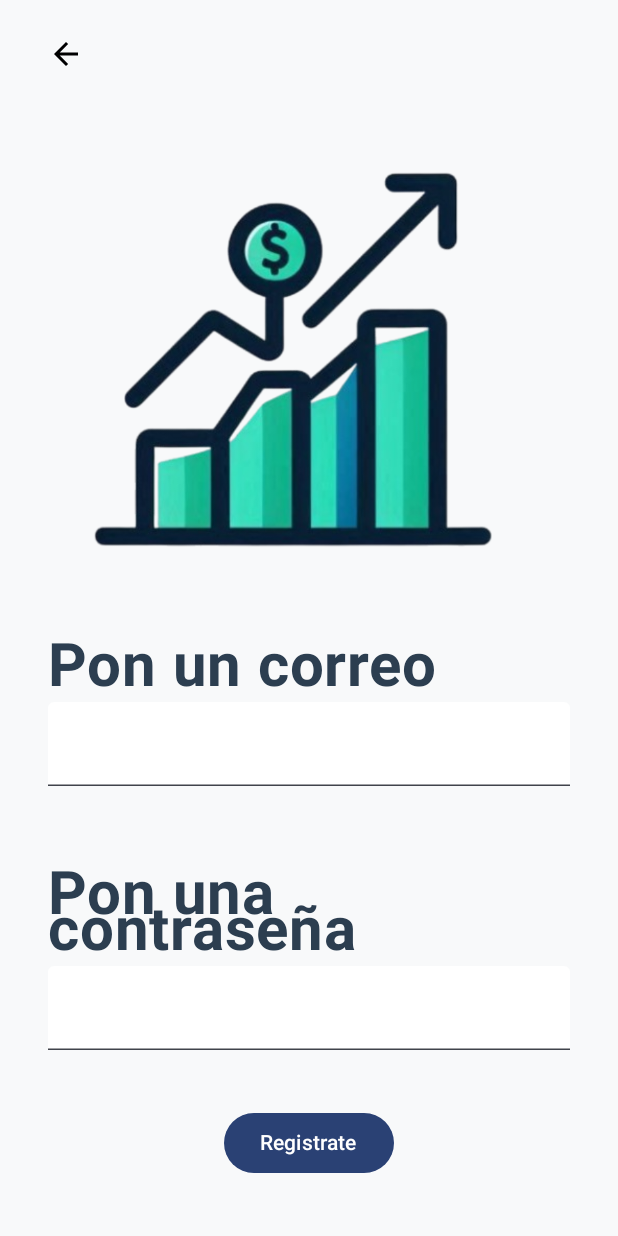
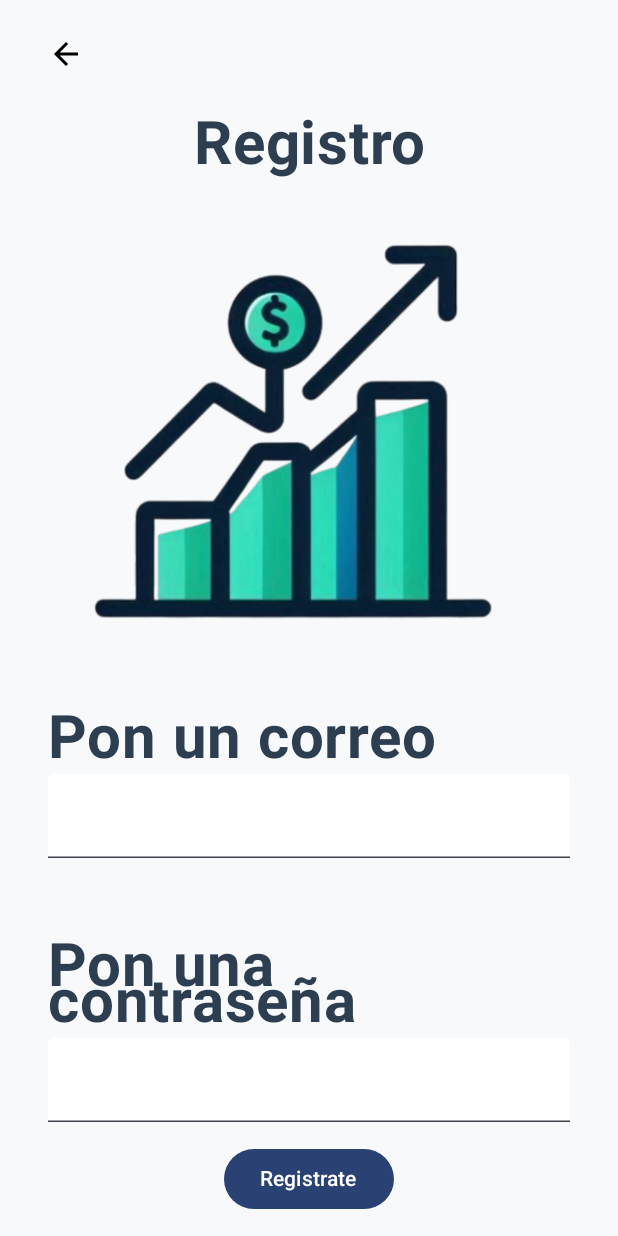
Before and after one commit to Alek240825/FinWase, an Android app built with Jetpack Compose: the RegisterScreen screen opened through its navigation route, on a phone screen of 412 x 824 dp. Run offline under Robolectric (Android 15) with nearby library versions, the phone set to English and light mode, and no system bars; our stand-ins replace Firebase (no records; nobody signed in at launch, a user with empty details on screens opened directly).

Commit message:
Avance de entrada

```diff
--- a/app/src/main/java/com/agp/finwase/NavigationWrapper.kt
+++ b/app/src/main/java/com/agp/finwase/NavigationWrapper.kt
@@ -4,6 +4,7 @@ import androidx.compose.runtime.Composable
 import androidx.navigation.NavHostController
 import androidx.navigation.compose.NavHost
 import androidx.navigation.compose.composable
+import com.agp.finwase.presentation.home.HomeScreen
 import com.agp.finwase.presentation.initial.InitialScreen
 import com.agp.finwase.presentation.login.LoginScreen
 import com.agp.finwase.presentation.register.RegisterScreen
@@ -19,10 +20,18 @@ fun NavigationWrapper(navHostController: NavHostController, auth: FirebaseAuth)
             )
         }
         composable("Login") {
-            LoginScreen(auth)
+            LoginScreen(auth,
+                navigationToHome = { navHostController.navigate("Home") },
+             )
         }
         composable("Register") {
-            RegisterScreen(auth)
+            RegisterScreen(auth,
+                navigationToLogin = { navHostController.navigate("Login") }
+            )
+
+        }
+        composable("Home") {
+            HomeScreen()
         }
     }
 }
--- a/app/src/main/java/com/agp/finwase/presentation/register/RegisterScreen.kt
+++ b/app/src/main/java/com/agp/finwase/presentation/register/RegisterScreen.kt
@@ -26,6 +26,7 @@ import androidx.compose.ui.Modifier
 import androidx.compose.ui.graphics.Color
 import androidx.compose.ui.res.painterResource
 import androidx.compose.ui.text.font.FontWeight
+import androidx.compose.ui.text.style.TextAlign
 import androidx.compose.ui.unit.dp
 import androidx.compose.ui.unit.sp
 import com.agp.finwase.R
@@ -36,7 +37,7 @@ import com.agp.finwase.ui.theme.unselectedField
 import com.google.firebase.auth.FirebaseAuth
 
 @Composable
-fun RegisterScreen(auth: FirebaseAuth) {
+fun RegisterScreen(auth: FirebaseAuth, navigationToLogin: () -> Unit = {}) {
     var email by remember { mutableStateOf("") }
     var password by remember { mutableStateOf("") }
     Column(
@@ -54,6 +55,14 @@ fun RegisterScreen(auth: FirebaseAuth) {
                 .size(24.dp)
         )
         Spacer(modifier = Modifier.weight(1f))
+        Text(
+            "Registro",
+            color = text,
+            fontSize = 40.sp,
+            fontWeight = FontWeight.Bold,
+            textAlign = TextAlign.Center,
+            modifier = Modifier.fillMaxWidth()
+        )
         Box(
             modifier = Modifier.fillMaxWidth(),
             contentAlignment = Alignment.Center
@@ -107,7 +116,7 @@ fun RegisterScreen(auth: FirebaseAuth) {
                     auth.createUserWithEmailAndPassword(email, password).addOnCompleteListener {
                         if (it.isSuccessful) {
                             Log.i("Registro", "Se registro correctamente")
-                            // Sign in success, update UI with the signed-in user's information
+                            navigationToLogin()
                         } else {
                             Log.i("Registro", "No se registro corrctamente", it.exception)
                             // If sign in fails, display a message to the user.
```
Also changed, not shown: app/src/main/java/com/agp/finwase/presentation/home/HomeScreen.kt (added, +27 -0 lines), app/src/main/java/com/agp/finwase/presentation/login/LoginScreen.kt (+11 -2 lines).
